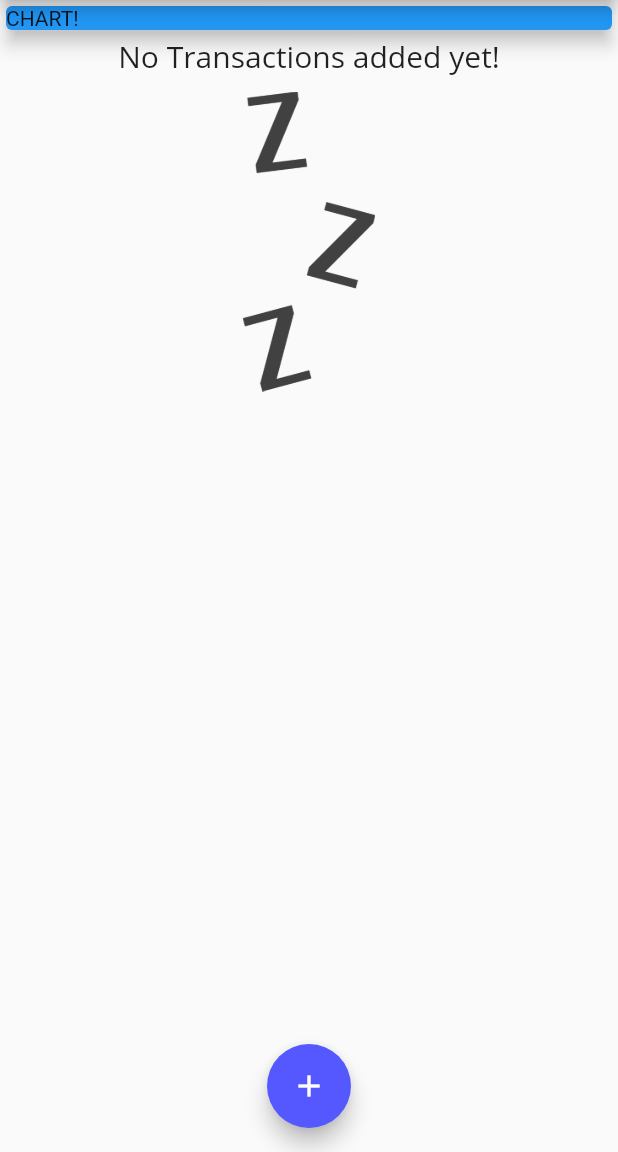
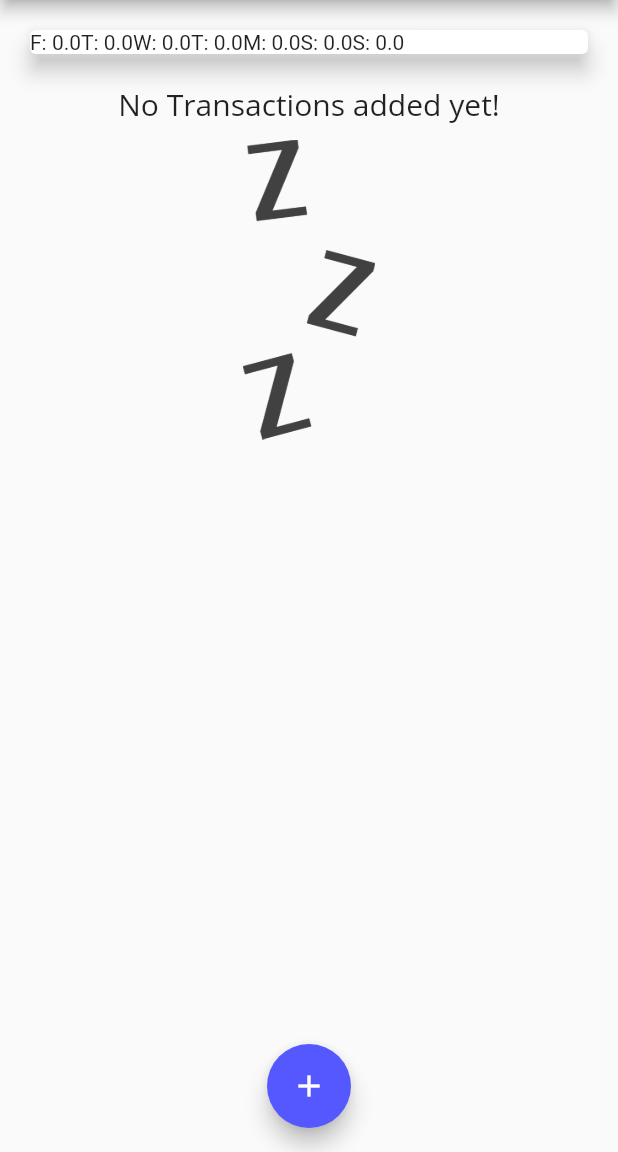
Before and after one commit to MankaranRooprai/Personal_Expenses_App, a Flutter app: the screen it shows after launch, on a phone screen of 412 x 824 dp, the part 84-1236 px from its top. Run offline on Flutter 3.47's test engine with Material 2 defaults, Android fonts, the phone set to English and light mode, and no system bars.

Commit message:
Created logic for bar chart, including updating bar according to amount spent. Currently have to display bar chart.

```diff
--- a/personal_expenses_app/lib/main.dart
+++ b/personal_expenses_app/lib/main.dart
@@ -1,7 +1,10 @@
 import 'package:flutter/material.dart';
+
+import 'package:personal_expenses_app/widgets/chart.dart';
 import 'package:personal_expenses_app/widgets/new_transaction.dart';
 import './widgets/transactions_list.dart';
 import './models/transaction.dart';
+import './widgets/chart.dart';
 
 void main() => runApp(MyApp());
 
@@ -50,6 +53,12 @@ class _MyHomePageState extends State<MyHomePage> {
     //     amount: 16.53,
     //     date: DateTime.now()),
   ];
+
+  List<Transaction> get _recentTransactions {
+    return _userTransactions.where((tx) {
+      return tx.date.isAfter(DateTime.now().subtract(Duration(days: 7)));
+    }).toList();
+  }
 
   //creates a new transaction and changes the GUI by setting state
   void _addNewTransaction(String txTitle, double txAmount) {
@@ -100,14 +109,7 @@ class _MyHomePageState extends State<MyHomePage> {
           //mainAxisAlignment: MainAxisAlignment.start,
           crossAxisAlignment: CrossAxisAlignment.center,
           children: <Widget>[
-            Container(
-              width: double.infinity,
-              child: Card(
-                color: Colors.blue,
-                child: Text('CHART!'),
-                elevation: 5,
-              ),
-            ),
+            Chart(_recentTransactions),
             //pass the transactions list to the TransactionList class so it can display the transactions
             TransactionList(
                 _userTransactions), // Column to show each transaction on screen
--- a/personal_expenses_app/lib/widgets/chart.dart
+++ b/personal_expenses_app/lib/widgets/chart.dart
@@ -23,20 +23,26 @@ class Chart extends StatelessWidget {
         }
       }
 
-      print(DateFormat.E(weekDay));
+      print(DateFormat.E().format(weekDay));
       print(totalSum);
 
-      return {'day': DateFormat.E(weekDay), 'amount': totalSum};
+      return {
+        'day': DateFormat.E().format(weekDay).substring(0, 1),
+        'amount': totalSum,
+      };
     });
   }
 
   @override
   Widget build(BuildContext context) {
+    print(groupedTransactionValues);
     return Card(
       elevation: 6,
       margin: EdgeInsets.all(20),
       child: Row(
-        children: <Widget>[],
+        children: groupedTransactionValues.map((data) {
+          return Text('${data['day']}: ${data['amount']}');
+        }).toList(),
       ),
     );
   }
```
Also changed, not shown: personal_expenses_app/lib/widgets/chart_bar.dart (added, +49 -0 lines).
